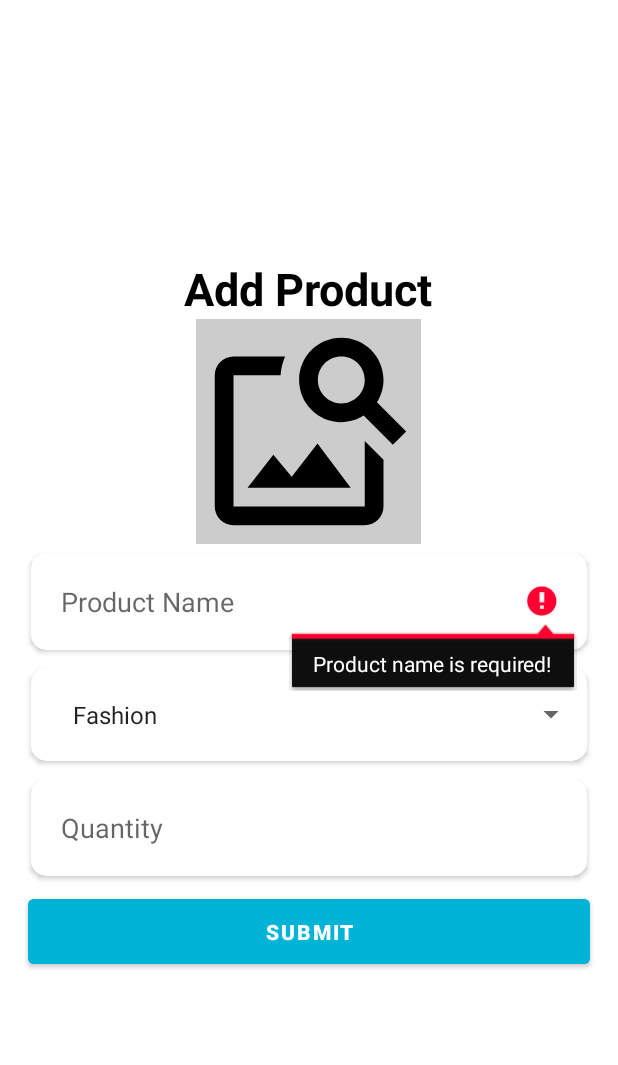
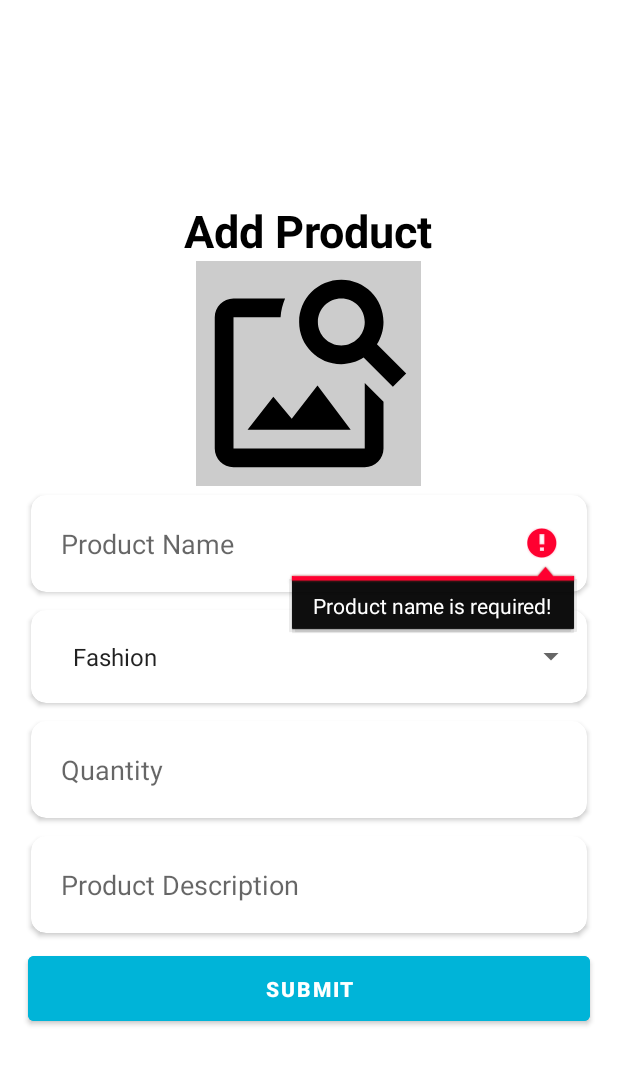
Before and after one commit to azisnurjaman/Final-Project-2, an Android app: the AddStockActivity screen opened directly, with no data from a screen before it, after a tap on "SUBMIT", on a phone screen of 412 x 824 dp. Shown: the top 1065 px of the screen. Run offline under Robolectric (Android 15) with nearby library versions, the phone set to English and light mode, and no system bars; our stand-ins replace Firebase (no records; nobody signed in at launch, a user with empty details on screens opened directly).

Commit message:
Menambahkan description untuk stock.

```diff
--- a/app/src/main/java/com/example/e_commerce/AddStockActivity.java
+++ b/app/src/main/java/com/example/e_commerce/AddStockActivity.java
@@ -60,6 +60,7 @@ public class AddStockActivity extends AppCompatActivity {
         img = findViewById(R.id.etImage);
         etQuantity = findViewById(R.id.etQuantity);
         etProductName = findViewById(R.id.etProductName);
+        etProductDescription = findViewById(R.id.etProductDescription);
         btnAddStock = findViewById(R.id.btnAddStock);
         dropdownCategory = findViewById(R.id.dropdownCategory);
 
@@ -180,6 +181,7 @@ public class AddStockActivity extends AppCompatActivity {
         String quantity = etQuantity.getText().toString();
         String category = dropdownCategory.getSelectedItem().toString();
         String productName = etProductName.getText().toString();
+        String productDescription = etProductDescription.getText().toString();
         String image = img.getDrawable().toString();
 
         if (image.equals(R.drawable.ic_baseline_image_search_24)) {
@@ -197,8 +199,13 @@ public class AddStockActivity extends AppCompatActivity {
             etQuantity.requestFocus();
             return;
         }
+        if (productName.isEmpty()) {
+            etProductDescription.setError("Product description is required!");
+            etProductDescription.requestFocus();
+            return;
+        }
 
-        Stock stock = new Stock (id, quantity, category, productName, image);
+        Stock stock = new Stock (id, quantity, category, productName, productDescription, image);
         FirebaseStockUtils.getRefrence(FirebaseStockUtils.ITEMS_PATH).child(id)
                 .setValue(stock).addOnCompleteListener(new OnCompleteListener<Void>() {
             @Override
--- a/app/src/main/java/com/example/e_commerce/FragmentProduct.java
+++ b/app/src/main/java/com/example/e_commerce/FragmentProduct.java
@@ -1,4 +1,4 @@
-package com.example.e_commerce.;
+package com.example.e_commerce;
 
 import android.content.Intent;
 import android.os.Bundle;
--- a/app/src/main/java/com/example/e_commerce/UserLoginActivity.java
+++ b/app/src/main/java/com/example/e_commerce/UserLoginActivity.java
@@ -72,7 +72,7 @@ public class UserLoginActivity extends AppCompatActivity {
             public void onComplete(@NonNull Task<AuthResult> task) {
                 if (task.isSuccessful()) {
                     progress.setVisibility(View.GONE);
-                    startActivity(new Intent(UserLoginActivity.this, UserActivity.class));
+                    startActivity(new Intent(UserLoginActivity.this, UserLoginActivity.class));
                     Toast.makeText(UserLoginActivity.this, "Login successfully!",
                             Toast.LENGTH_LONG).show();
                 } else {
--- a/app/src/main/res/layout/activity_add_stock.xml
+++ b/app/src/main/res/layout/activity_add_stock.xml
@@ -94,6 +94,25 @@
 
     </androidx.cardview.widget.CardView>
 
+    <androidx.cardview.widget.CardView
+        android:layout_width="match_parent"
+        android:layout_height="wrap_content"
+        app:cardBackgroundColor="@color/white"
+        app:cardCornerRadius="10dp"
+        android:elevation="10dp"
+        app:cardUseCompatPadding="true">
+
+        <EditText
+            android:id="@+id/etProductDescription"
+            android:layout_width="match_parent"
+            android:layout_height="wrap_content"
+            android:hint="Product Description"
+            android:padding="20dp"
+            android:textColor="@color/black"
+            android:background="@null"/>
+
+    </androidx.cardview.widget.CardView>
+
     <Button
         android:id="@+id/btnAddStock"
         android:layout_width="match_parent"
--- a/app/src/main/res/layout/items.xml
+++ b/app/src/main/res/layout/items.xml
@@ -67,7 +67,6 @@
                 android:layout_width="wrap_content"
                 android:layout_height="wrap_content"
                 android:padding="10dp"
-                android:src="@drawable/ic_baseline_more_vert_24"
                 android:layout_alignParentRight="true"
                 android:layout_centerVertical="true"/>
 
```
Also changed, not shown: app/src/main/java/com/example/e_commerce/Stock.java (+11 -2 lines).
